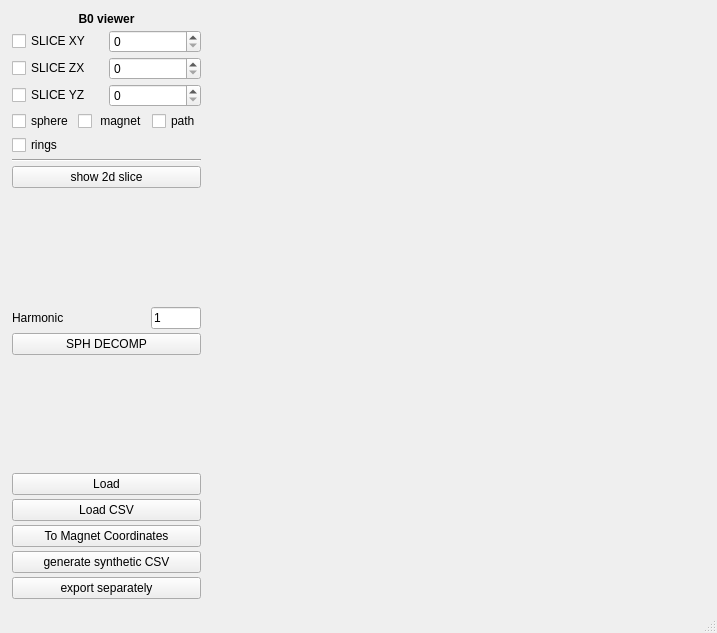
Old version of the form Software/COSI2/gui/field_viewer.ui in the repository rst030/cosi-measure.
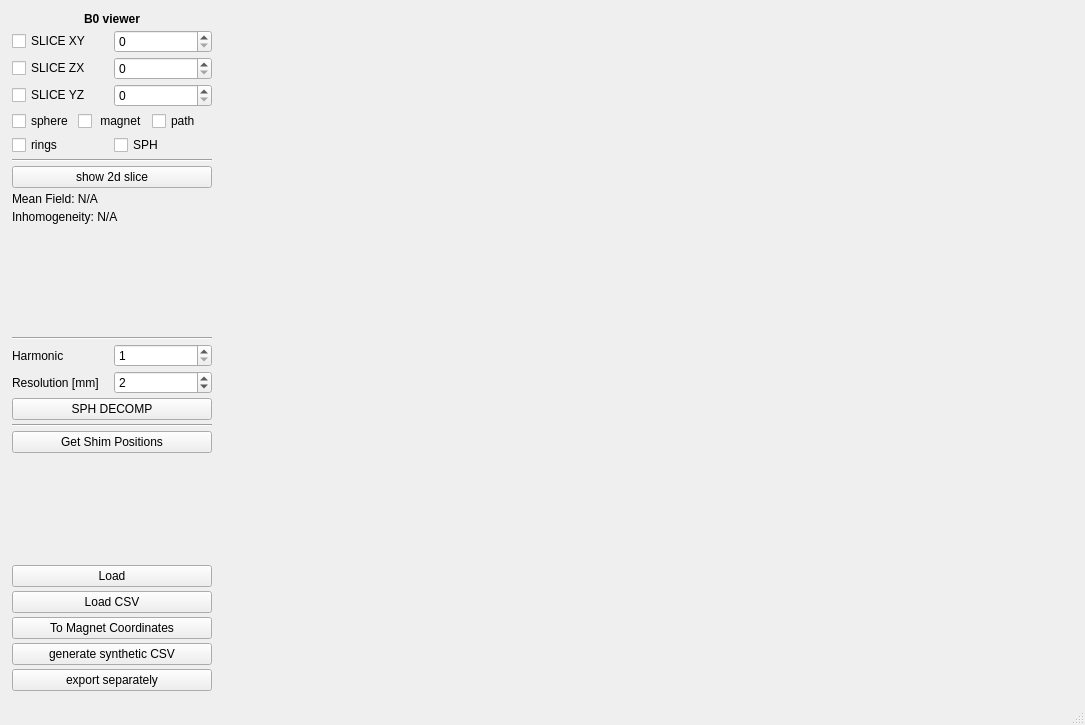
New version of the form.

```diff
--- a/Software/COSI2/gui/field_viewer.ui
+++ b/Software/COSI2/gui/field_viewer.ui
@@ -6,10 +6,16 @@
    <rect>
     <x>0</x>
     <y>0</y>
-    <width>693</width>
-    <height>633</height>
+    <width>1085</width>
+    <height>725</height>
    </rect>
   </property>
+  <property name="minimumSize">
+   <size>
+    <width>500</width>
+    <height>0</height>
+   </size>
+  </property>
   <property name="windowTitle">
    <string>Field Viewer</string>
   </property>
@@ -40,6 +46,9 @@
         <property name="spacing">
          <number>4</number>
         </property>
+        <property name="sizeConstraint">
+         <enum>QLayout::SetDefaultConstraint</enum>
+        </property>
         <item>
          <widget class="QLabel" name="info_label">
           <property name="maximumSize">
@@ -73,15 +82,31 @@
         </item>
         <item>
          <layout class="QHBoxLayout" name="horizontalLayout_3">
+          <property name="sizeConstraint">
+           <enum>QLayout::SetMaximumSize</enum>
+          </property>
           <item>
            <widget class="QCheckBox" name="XYcheckBox">
+            <property name="maximumSize">
+             <size>
+              <width>100</width>
+              <height>16777215</height>
+             </size>
+            </property>
             <property name="text">
              <string>SLICE XY</string>
             </property>
            </widget>
           </item>
           <item>
-           <widget class="QSpinBox" name="XYspinBox"/>
+           <widget class="QSpinBox" name="XYspinBox">
+            <property name="maximumSize">
+             <size>
+              <width>100</width>
+              <height>16777215</height>
+             </size>
+            </property>
+           </widget>
           </item>
          </layout>
         </item>
@@ -89,13 +114,26 @@
          <layout class="QHBoxLayout" name="horizontalLayout_5">
           <item>
            <widget class="QCheckBox" name="ZXcheckBox">
+            <property name="maximumSize">
+             <size>
+              <width>100</width>
+              <height>16777215</height>
+             </size>
+            </property>
             <property name="text">
              <string>SLICE ZX</string>
             </property>
            </widget>
           </item>
           <item>
-           <widget class="QSpinBox" name="ZXspinBox"/>
+           <widget class="QSpinBox" name="ZXspinBox">
+            <property name="maximumSize">
+             <size>
+              <width>100</width>
+              <height>16777215</height>
+             </size>
+            </property>
+           </widget>
           </item>
          </layout>
         </item>
@@ -103,18 +141,34 @@
          <layout class="QHBoxLayout" name="horizontalLayout_6">
           <item>
            <widget class="QCheckBox" name="YZcheckBox">
+            <property name="maximumSize">
+             <size>
+              <width>100</width>
+              <height>16777215</height>
+             </size>
+            </property>
             <property name="text">
              <string>SLICE YZ</string>
             </property>
            </widget>
           </item>
           <item>
-           <widget class="QSpinBox" name="YZspinBox"/>
+           <widget class="QSpinBox" name="YZspinBox">
+            <property name="maximumSize">
+             <size>
+              <width>100</width>
+              <height>16777215</height>
+             </size>
+            </property>
+           </widget>
           </item>
          </layout>
         </item>
         <item>
          <layout class="QHBoxLayout" name="horizontalLayout_7">
+          <property name="sizeConstraint">
+           <enum>QLayout::SetMaximumSize</enum>
+          </property>
           <item>
            <widget class="QCheckBox" name="ShowSphereCheckBox">
             <property name="text">
@@ -131,6 +185,12 @@
           </item>
           <item>
            <widget class="QCheckBox" name="ShowPathCheckBox">
+            <property name="maximumSize">
+             <size>
+              <width>200</width>
+              <height>16777215</height>
+             </size>
+            </property>
             <property name="text">
              <string>path</string>
             </property>
@@ -140,17 +200,39 @@
         </item>
         <item>
          <layout class="QHBoxLayout" name="horizontalLayout_8">
+          <property name="sizeConstraint">
+           <enum>QLayout::SetMaximumSize</enum>
+          </property>
           <item>
            <widget class="QCheckBox" name="ShowRingsCheckBox">
+            <property name="maximumSize">
+             <size>
+              <width>200</width>
+              <height>16777215</height>
+             </size>
+            </property>
             <property name="text">
              <string>rings</string>
             </property>
            </widget>
           </item>
+          <item>
+           <widget class="QCheckBox" name="PlotSPHCheckBox">
+            <property name="text">
+             <string>SPH</string>
+            </property>
+           </widget>
+          </item>
          </layout>
         </item>
         <item>
          <widget class="Line" name="line">
+          <property name="minimumSize">
+           <size>
+            <width>200</width>
+            <height>0</height>
+           </size>
+          </property>
           <property name="orientation">
            <enum>Qt::Horizontal</enum>
           </property>
@@ -158,11 +240,37 @@
         </item>
         <item>
          <widget class="QPushButton" name="show_2d_slice_btn">
+          <property name="minimumSize">
+           <size>
+            <width>0</width>
+            <height>0</height>
+           </size>
+          </property>
+          <property name="maximumSize">
+           <size>
+            <width>200</width>
+            <height>16777215</height>
+           </size>
+          </property>
           <property name="text">
            <string>show 2d slice</string>
           </property>
          </widget>
         </item>
+        <item>
+         <widget class="QLabel" name="mean_field_label">
+          <property name="text">
+           <string>Mean Field: N/A</string>
+          </property>
+         </widget>
+        </item>
+        <item>
+         <widget class="QLabel" name="inhomogeneity_label">
+          <property name="text">
+           <string>Inhomogeneity: N/A</string>
+          </property>
+         </widget>
+        </item>
         <item>
          <spacer name="verticalSpacer_2">
           <property name="orientation">
@@ -176,40 +284,97 @@
           </property>
          </spacer>
         </item>
+        <item>
+         <widget class="Line" name="line_2">
+          <property name="orientation">
+           <enum>Qt::Horizontal</enum>
+          </property>
+         </widget>
+        </item>
         <item>
          <layout class="QHBoxLayout" name="horizontalLayout_9">
+          <property name="sizeConstraint">
+           <enum>QLayout::SetMaximumSize</enum>
+          </property>
           <item>
            <widget class="QLabel" name="label">
+            <property name="maximumSize">
+             <size>
+              <width>100</width>
+              <height>16777215</height>
+             </size>
+            </property>
             <property name="text">
              <string>Harmonic</string>
             </property>
            </widget>
           </item>
           <item>
-           <widget class="QLineEdit" name="lineEdit">
-            <property name="maximumSize">
-             <size>
-              <width>50</width>
-              <height>16777215</height>
-             </size>
+           <widget class="QSpinBox" name="sph_spinbox">
+            <property name="minimum">
+             <number>1</number>
             </property>
+            <property name="maximum">
+             <number>64</number>
+            </property>
+           </widget>
+          </item>
+         </layout>
+        </item>
+        <item>
+         <layout class="QHBoxLayout" name="horizontalLayout_11">
+          <item>
+           <widget class="QLabel" name="label_2">
             <property name="text">
-             <string>1</string>
+             <string>Resolution [mm]</string>
             </property>
-            <property name="maxLength">
-             <number>100</number>
+           </widget>
+          </item>
+          <item>
+           <widget class="QSpinBox" name="resolution_SPH_spinbox">
+            <property name="minimum">
+             <number>1</number>
+            </property>
+            <property name="maximum">
+             <number>64</number>
+            </property>
+            <property name="singleStep">
+             <number>1</number>
+            </property>
+            <property name="value">
+             <number>2</number>
             </property>
            </widget>
           </item>
          </layout>
         </item>
         <item>
-         <widget class="QPushButton" name="pushButton">
+         <widget class="QPushButton" name="SPH_button">
+          <property name="maximumSize">
+           <size>
+            <width>200</width>
+            <height>16777215</height>
+           </size>
+          </property>
           <property name="text">
            <string>SPH DECOMP</string>
           </property>
          </widget>
         </item>
+        <item>
+         <widget class="Line" name="line_3">
+          <property name="orientation">
+           <enum>Qt::Horizontal</enum>
+          </property>
+         </widget>
+        </item>
+        <item>
+         <widget class="QPushButton" name="get_shim_positions_btn">
+          <property name="text">
+           <string>Get Shim Positions</string>
+          </property>
+         </widget>
+        </item>
         <item>
          <spacer name="verticalSpacer">
           <property name="orientation">
@@ -227,7 +392,7 @@
          <widget class="QPushButton" name="load_button">
           <property name="maximumSize">
            <size>
-            <width>500</width>
+            <width>200</width>
             <height>16777215</height>
            </size>
           </property>
@@ -238,6 +403,12 @@
         </item>
         <item>
          <widget class="QPushButton" name="load_csv_button">
+          <property name="maximumSize">
+           <size>
+            <width>200</width>
+            <height>16777215</height>
+           </size>
+          </property>
           <property name="text">
            <string>Load CSV</string>
           </property>
@@ -245,6 +416,12 @@
         </item>
         <item>
          <widget class="QPushButton" name="coordinate_transform_btn">
+          <property name="maximumSize">
+           <size>
+            <width>200</width>
+            <height>16777215</height>
+           </size>
+          </property>
           <property name="text">
            <string>To Magnet Coordinates</string>
           </property>
@@ -254,7 +431,7 @@
          <widget class="QPushButton" name="save_button">
           <property name="maximumSize">
            <size>
-            <width>500</width>
+            <width>200</width>
             <height>16777215</height>
            </size>
           </property>
@@ -265,6 +442,12 @@
         </item>
         <item>
          <widget class="QPushButton" name="export_for_Tom_btn">
+          <property name="maximumSize">
+           <size>
+            <width>200</width>
+            <height>16777215</height>
+           </size>
+          </property>
           <property name="text">
            <string>export separately</string>
           </property>
@@ -280,10 +463,16 @@
            <widget class="QWidget" name="plotter_widget" native="true">
             <property name="minimumSize">
              <size>
-              <width>480</width>
+              <width>420</width>
               <height>0</height>
              </size>
             </property>
+            <property name="maximumSize">
+             <size>
+              <width>1080</width>
+              <height>16777215</height>
+             </size>
+            </property>
            </widget>
           </item>
          </layout>
@@ -295,7 +484,20 @@
     <item row="0" column="1">
      <layout class="QVBoxLayout" name="verticalLayout_2d_plotter">
       <item>
-       <widget class="QWidget" name="plotter_widget_2d" native="true"/>
+       <widget class="QWidget" name="plotter_widget_2d" native="true">
+        <property name="minimumSize">
+         <size>
+          <width>420</width>
+          <height>0</height>
+         </size>
+        </property>
+        <property name="maximumSize">
+         <size>
+          <width>1080</width>
+          <height>16777215</height>
+         </size>
+        </property>
+       </widget>
       </item>
      </layout>
     </item>
```
Left out of the diff: 14 changed lines with no effect on the pictures.
